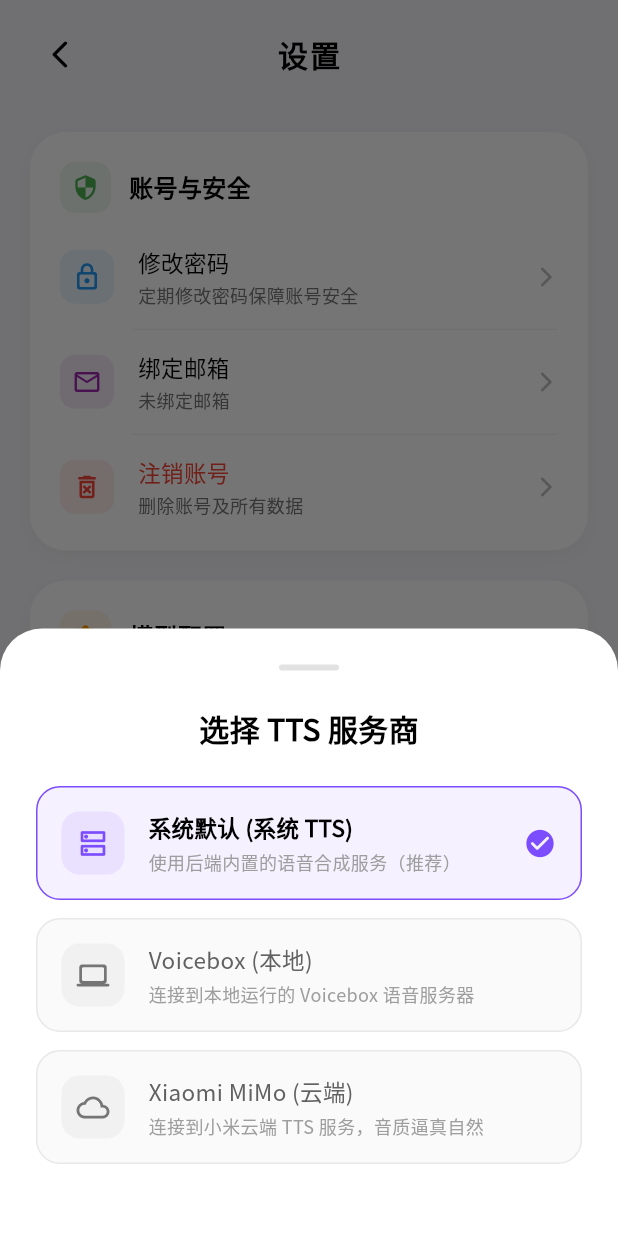
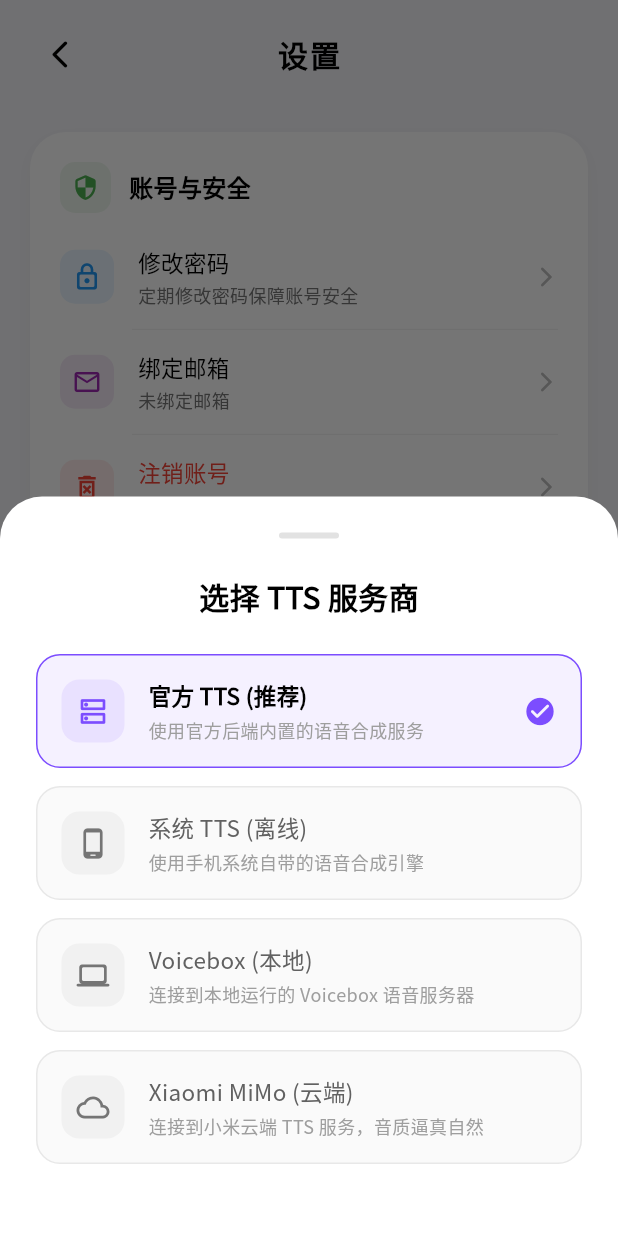
Before and after one commit to eggCodedmb/soulmate-ai-client, a Flutter app: the SettingsPage screen opened by its route, after a tap on "TTS 服务商", on a phone screen of 412 x 824 dp. Run offline on Flutter 3.47's test engine with Material 3 defaults, Android fonts, the phone set to English and light mode, and no system bars; our stand-ins replace cached_network_image, dio, flutter_animate, flutter_riverpod, flutter_secure_storage, flutter_slidable and 8 more; missing offline and left inert: audio_session, flutter_sound, record, sherpa_onnx, tobias; accounts and stored records are empty; network calls fail.

Commit message:
模块化、增加系统TTS

```diff
--- a/lib/core/network/interceptors/auth_interceptor.dart
+++ b/lib/core/network/interceptors/auth_interceptor.dart
@@ -1,12 +1,14 @@
+import 'package:flutter/widgets.dart';
 import 'package:dio/dio.dart';
 import 'package:go_router/go_router.dart';
 import '../../storage/secure_storage.dart';
 import '../../routing/app_router.dart';
 
-/// 认证拦截器 - JWT Token自动注入 + 过期自动刷新与跳转登录
+/// 认证拦截器 - JWT Token自动注入 + 过期自动跳转登录
 class AuthInterceptor extends Interceptor {
   // ignore: unused_field
   final Dio _dio;
+  static bool _isHandlingAuthFailure = false;
 
   AuthInterceptor(this._dio);
 
@@ -17,7 +19,7 @@ class AuthInterceptor extends Interceptor {
   ) async {
     // 从安全存储获取Token
     final token = await SecureStorage.getToken();
-    if (token != null) {
+    if (token != null && token.isNotEmpty) {
       options.headers['Authorization'] = 'Bearer $token';
     }
     handler.next(options);
@@ -29,9 +31,8 @@ class AuthInterceptor extends Interceptor {
     if (data is Map<String, dynamic>) {
       final code = data['code'] as int? ?? 0;
       // 1001: 未登录/过期, 1003: Token无效, 1004: Token已过期, 3001: 用户不存在/Token过期
-      if (code == 1001 || code == 1003 || code == 1004 || code == 3001) {
-        await SecureStorage.clearTokens();
-        rootNavigatorKey.currentContext?.go('/auth');
+      if (_isAuthErrorCode(code)) {
+        await _handleAuthFailure();
         handler.reject(
           DioException(
             requestOptions: response.requestOptions,
@@ -48,24 +49,35 @@ class AuthInterceptor extends Interceptor {
 
   @override
   Future<void> onError(DioException err, ErrorInterceptorHandler handler) async {
-    if (err.response?.statusCode == 401) {
-      // Token过期，尝试刷新
-      try {
-        final refreshToken = await SecureStorage.getRefreshToken();
-        if (refreshToken != null) {
-          // TODO: 实现Token刷新逻辑
-          // final response = await _dio.post('/api/auth/refresh', data: {'refreshToken': refreshToken});
-          // await SecureStorage.saveToken(response.data['token']);
-          // 重新发起请求
-          // final retryResponse = await _dio.fetch(err.requestOptions);
-          // return handler.resolve(retryResponse);
-        }
-      } catch (e) {
-        // 刷新失败，清除Token并跳转登录
-        await SecureStorage.clearTokens();
-        rootNavigatorKey.currentContext?.go('/auth');
-      }
+    final statusCode = err.response?.statusCode;
+    final data = err.response?.data;
+    int code = 0;
+    if (data is Map<String, dynamic>) {
+      code = data['code'] as int? ?? 0;
+    }
+
+    if (statusCode == 401 || _isAuthErrorCode(code)) {
+      await _handleAuthFailure();
     }
     handler.next(err);
   }
+
+  bool _isAuthErrorCode(int code) {
+    return code == 1001 || code == 1003 || code == 1004 || code == 3001;
+  }
+
+  Future<void> _handleAuthFailure() async {
+    await SecureStorage.clearTokens();
+
+    if (_isHandlingAuthFailure) return;
+    _isHandlingAuthFailure = true;
+
+    WidgetsBinding.instance.addPostFrameCallback((_) {
+      final context = rootNavigatorKey.currentContext;
+      if (context != null && context.mounted) {
+        context.go('/auth');
+      }
+      _isHandlingAuthFailure = false;
+    });
+  }
 }
--- a/lib/core/storage/local_storage.dart
+++ b/lib/core/storage/local_storage.dart
@@ -127,8 +127,8 @@ class LocalStorage {
 
   // ==================== TTS 配置 ====================
 
-  /// TTS 服务商类型 ('system'、'voicebox' 或 'mimo')
-  static String get ttsProviderType => _prefs.getString('tts_provider_type') ?? 'system';
+  /// TTS 服务商类型 ('official'官方后端、'system'手机系统自带、'voicebox'或'mimo')
+  static String get ttsProviderType => _prefs.getString('tts_provider_type') ?? 'official';
   static Future<void> setTtsProviderType(String type) async {
     await _prefs.setString('tts_provider_type', type);
   }
--- a/lib/features/settings/dialogs/tts_settings_dialogs.dart
+++ b/lib/features/settings/dialogs/tts_settings_dialogs.dart
@@ -50,8 +50,19 @@ void showTtsProviderDialog(
           _buildProviderOption(
             context,
             icon: Icons.dns_outlined,
-            title: '系统默认 (系统 TTS)',
-            subtitle: '使用后端内置的语音合成服务（推荐）',
+            title: '官方 TTS (推荐)',
+            subtitle: '使用官方后端内置的语音合成服务',
+            value: 'official',
+            isSelected: currentProvider == 'official',
+            isDark: isDark,
+            onSaved: onSaved,
+          ),
+          const SizedBox(height: 12),
+          _buildProviderOption(
+            context,
+            icon: Icons.phone_android_rounded,
+            title: '系统 TTS (离线)',
+            subtitle: '使用手机系统自带的语音合成引擎',
             value: 'system',
             isSelected: currentProvider == 'system',
             isDark: isDark,
@@ -103,8 +114,8 @@ Widget _buildProviderOption(
 
       // 自动适配默认地址
       final currentUrl = LocalStorage.ttsBaseUrl;
-      if (value == 'system') {
-        // 系统默认使用后端核心 API 地址或无需重载
+      if (value == 'official' || value == 'system') {
+        // 官方与系统默认使用后端 API 地址或离线原生引擎
       } else if (value == 'mimo') {
         if (currentUrl == null ||
             currentUrl.isEmpty ||
--- a/lib/features/settings/settings_page.dart
+++ b/lib/features/settings/settings_page.dart
@@ -94,14 +94,16 @@ class _SettingsPageState extends ConsumerState<SettingsPage>
 
   String _ttsProviderSubtitle() {
     switch (LocalStorage.ttsProviderType) {
+      case 'official':
+        return '官方 TTS (推荐)';
       case 'system':
-        return '系统默认 (系统 TTS)';
+        return '系统 TTS (离线)';
       case 'mimo':
         return 'Xiaomi MiMo (云端)';
       case 'voicebox':
         return 'Voicebox (本地)';
       default:
-        return '系统默认 (系统 TTS)';
+        return '官方 TTS (推荐)';
     }
   }
 
@@ -262,7 +264,8 @@ class _SettingsPageState extends ConsumerState<SettingsPage>
                                 onSaved: () => setStateSection(() {}),
                               ),
                             ),
-                            if (LocalStorage.ttsProviderType != 'system') ...[
+                            if (LocalStorage.ttsProviderType != 'official' &&
+                                LocalStorage.ttsProviderType != 'system') ...[
                               const SettingMenuDivider(),
                               SettingMenuItem(
                                 icon: Icons.dns_outlined,
--- a/pubspec.yaml
+++ b/pubspec.yaml
@@ -48,6 +48,7 @@ dependencies:
   record: ^7.1.1
   audio_session: ^0.1.25
   http: ^1.2.0
+  flutter_tts: ^4.2.2
 
   # Voice Activity Detection
   sherpa_onnx: ^1.13.3
```
Also changed, not shown: lib/core/network/tts_api_client.dart (+31 -6 lines), lib/features/chat/tts_audio_service.dart (+78 -0 lines), lib/features/chat/tts_provider.dart (+26 -1 lines), pubspec.lock, 4 other files.
